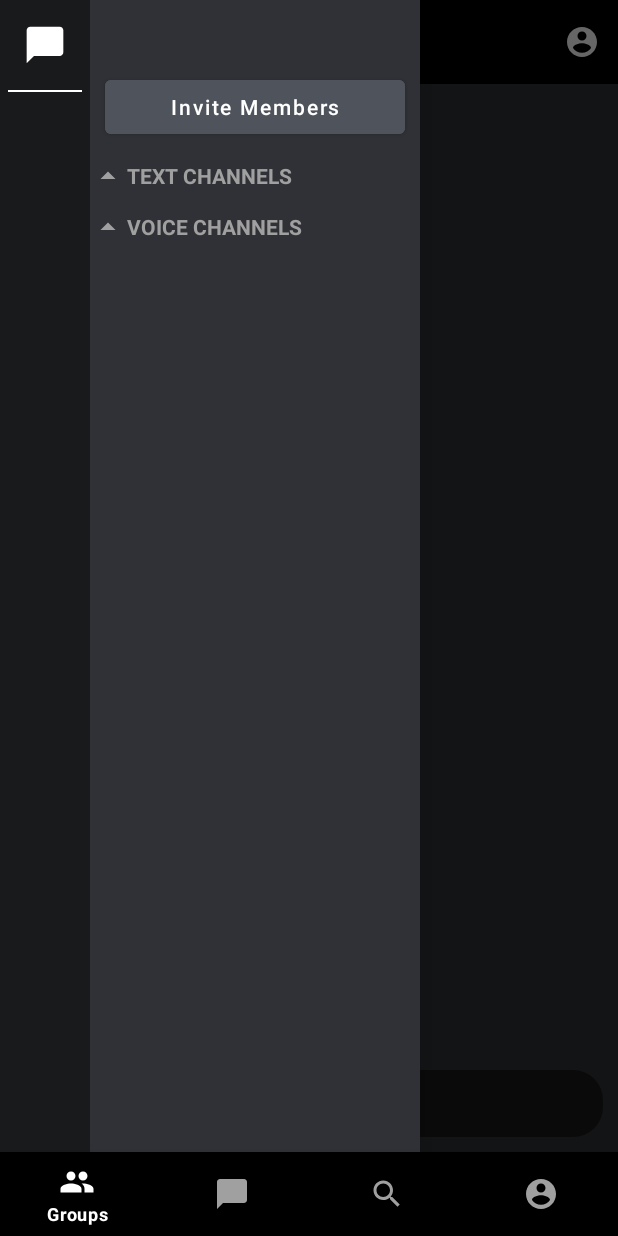
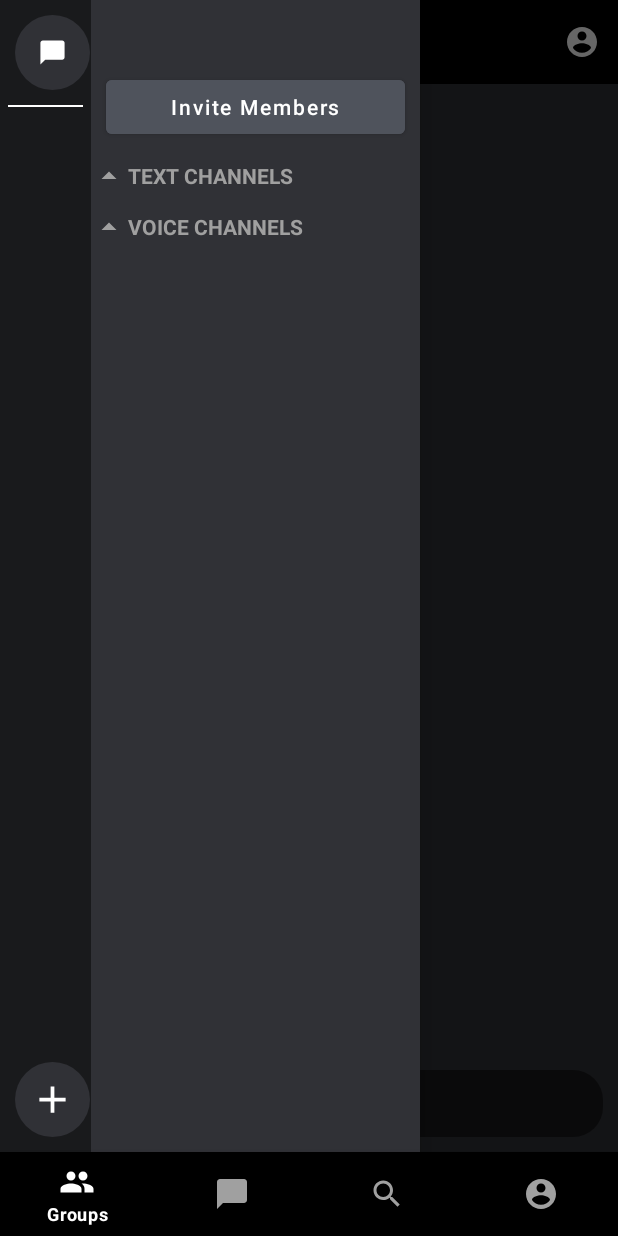
Before and after one commit to Rohit-2602/Nit_Talk, an Android app: the GroupChatFragment screen opened directly, with no data from a screen before it, with the side drawer open, on a phone screen of 412 x 824 dp. Run offline under Robolectric (Android 15) with nearby library versions, the phone set to English and light mode, and no system bars; our stand-ins replace Dagger/Hilt's generated code, Firebase (no records; nobody signed in at launch, a user with empty details on screens opened directly), Volley, navigation-ui; libraries missing offline, so code that uses them is left out: com.theartofdev.edmodo, org.jitsi.meet; pictures from the network do not load; 17 statements that could not run were skipped.

Commit message:
Create New Server Added

```diff
--- a/app/src/main/java/com/example/nittalk/ui/groupchat/GroupChatFragment.kt
+++ b/app/src/main/java/com/example/nittalk/ui/groupchat/GroupChatFragment.kt
@@ -17,6 +17,7 @@ import androidx.core.widget.NestedScrollView
 import androidx.fragment.app.Fragment
 import androidx.fragment.app.viewModels
 import androidx.lifecycle.asLiveData
+import androidx.navigation.fragment.findNavController
 import androidx.recyclerview.widget.LinearLayoutManager
 import com.example.nittalk.R
 import com.example.nittalk.data.*
@@ -78,6 +79,16 @@ class GroupChatFragment : Fragment(R.layout.fragment_group_chat), OnGroupItemSel
                 imageUri = null
                 imageUrl = null
                 imageContainer.visibility = View.GONE
+            }
+
+            friendChatBtn.setOnClickListener {
+                val action = GroupChatFragmentDirections.actionGroupChatFragmentToFriendChatFragment()
+                findNavController().navigate(action)
+            }
+
+            createServerBtn.setOnClickListener {
+                val action = GroupChatFragmentDirections.actionGroupChatFragmentToCreateServerFragment(currentUser.id)
+                findNavController().navigate(action)
             }
 
             blankView.setOnClickListener {
--- a/app/src/main/java/com/example/nittalk/ui/inbox/FriendChatFragment.kt
+++ b/app/src/main/java/com/example/nittalk/ui/inbox/FriendChatFragment.kt
@@ -50,6 +50,11 @@ class FriendChatFragment: Fragment(R.layout.fragment_friend_chat), OnMessageLong
         }
 
         binding.apply {
+
+            blankView.setOnClickListener {
+                hideMessageOptions()
+            }
+
             messageEditText.addTextChangedListener(object : TextWatcher {
                 override fun beforeTextChanged(p0: CharSequence?, p1: Int, p2: Int, p3: Int) {
 
--- a/app/src/main/java/com/example/nittalk/util/Constant.kt
+++ b/app/src/main/java/com/example/nittalk/util/Constant.kt
@@ -9,6 +9,7 @@ object Constant {
     const val GROUP_SELECTED = "group_selected"
     const val FIREBASE_SERVER_KEY = BuildConfig.FIREBASE_SERVER_KEY
     const val SENDER_ID = BuildConfig.FIREBASE_SENDER_ID
+    const val DEFAULT_GROUP_DP = "https://firebasestorage.googleapis.com/v0/b/whatsapp-clone-bcfa9.appspot.com/o/spiderman.jpg?alt=media&token=6d712d7c-7f28-45e9-a5ce-df21314a9bd3"
     const val DEFAULT_USER_DP = "https://firebasestorage.googleapis.com/v0/b/whatsapp-clone-bcfa9.appspot.com/o/abstract-user-flat-4.png?alt=media&token=0b642336-9ab7-462f-9538-963de5e616a6"
 
     val branchIdHashMap : HashMap<String, String> = hashMapOf(
--- /dev/null
+++ b/app/src/main/res/drawable/ic_baseline_add_24.xml
@@ -0,0 +1,5 @@
+<vector android:height="24dp" android:tint="#FFFFFF"
+    android:viewportHeight="24" android:viewportWidth="24"
+    android:width="24dp" xmlns:android="http://schemas.android.com/apk/res/android">
+    <path android:fillColor="@android:color/white" android:pathData="M19,13h-6v6h-2v-6H5v-2h6V5h2v6h6v2z"/>
+</vector>
--- /dev/null
+++ b/app/src/main/res/drawable/ic_close.xml
@@ -0,0 +1,5 @@
+<vector android:height="24dp" android:tint="#FFFFFF"
+    android:viewportHeight="24" android:viewportWidth="24"
+    android:width="24dp" xmlns:android="http://schemas.android.com/apk/res/android">
+    <path android:fillColor="@android:color/white" android:pathData="M19,6.41L17.59,5 12,10.59 6.41,5 5,6.41 10.59,12 5,17.59 6.41,19 12,13.41 17.59,19 19,17.59 13.41,12z"/>
+</vector>
--- a/app/src/main/res/layout/fragment_group_chat.xml
+++ b/app/src/main/res/layout/fragment_group_chat.xml
@@ -316,7 +316,7 @@
             android:layout_width="match_parent"
             android:layout_height="match_parent">
 
-            <LinearLayout
+            <androidx.constraintlayout.widget.ConstraintLayout
                 android:id="@+id/linearLayout2"
                 android:layout_width="wrap_content"
                 android:layout_height="match_parent"
@@ -324,28 +324,55 @@
                 android:orientation="vertical">
 
                 <ImageView
-                    android:id="@+id/imageView2"
-                    android:layout_width="60dp"
-                    android:layout_height="60dp"
+                    android:id="@+id/friend_chat_btn"
+                    android:layout_width="50dp"
+                    android:layout_height="50dp"
+                    android:layout_marginStart="10dp"
+                    android:layout_marginTop="10dp"
+                    app:layout_constraintTop_toTopOf="parent"
+                    app:layout_constraintStart_toStartOf="parent"
                     android:layout_gravity="center"
                     android:padding="15dp"
+                    android:background="@drawable/shape_circle"
+                    android:backgroundTint="@color/dark_gray"
                     android:src="@drawable/ic_friend_chat"
                     tools:ignore="ContentDescription" />
 
                 <View
-                    android:layout_width="match_parent"
+                    android:id="@+id/view"
+                    android:layout_width="50dp"
                     android:layout_height="1dp"
+                    android:layout_marginTop="10dp"
+                    app:layout_constraintEnd_toEndOf="parent"
+                    app:layout_constraintTop_toBottomOf="@id/friend_chat_btn"
                     android:layout_marginStart="5dp"
+                    app:layout_constraintStart_toStartOf="parent"
                     android:layout_marginEnd="5dp"
                     android:background="@color/white" />
 
                 <androidx.recyclerview.widget.RecyclerView
                     android:id="@+id/group_recyclerview"
                     android:layout_width="wrap_content"
-                    android:layout_height="match_parent"
+                    app:layout_constraintStart_toStartOf="parent"
+                    app:layout_constraintTop_toBottomOf="@id/view"
+                    android:layout_height="0dp"
+                    app:layout_constraintBottom_toTopOf="@id/create_server_btn"
                     tools:listitem="@layout/item_group" />
 
-            </LinearLayout>
+                <ImageView
+                    android:id="@+id/create_server_btn"
+                    android:layout_width="50dp"
+                    android:backgroundTint="@color/dark_gray"
+                    app:layout_constraintStart_toStartOf="parent"
+                    app:layout_constraintBottom_toBottomOf="parent"
+                    android:layout_height="50dp"
+                    android:layout_marginStart="10dp"
+                    android:background="@drawable/shape_circle"
+                    android:layout_marginBottom="10dp"
+                    android:padding="10dp"
+                    android:src="@drawable/ic_baseline_add_24"/>
+
+            </androidx.constraintlayout.widget.ConstraintLayout>
 
             <androidx.core.widget.NestedScrollView
                 android:layout_width="match_parent"
--- a/app/src/main/res/navigation/nav_graph_main.xml
+++ b/app/src/main/res/navigation/nav_graph_main.xml
@@ -13,6 +13,9 @@
         <action
             android:id="@+id/action_groupChatFragment_to_friendChatFragment"
             app:destination="@id/inboxFragment" />
+        <action
+            android:id="@+id/action_groupChatFragment_to_createServerFragment"
+            app:destination="@id/createServerFragment" />
     </fragment>
     <fragment
         android:id="@+id/inboxFragment"
@@ -78,4 +81,16 @@
             android:name="user"
             app:argType="com.example.nittalk.data.User" />
     </fragment>
+    <fragment
+        android:id="@+id/createServerFragment"
+        android:name="com.example.nittalk.ui.server.CreateServerFragment"
+        android:label="fragment_create_server"
+        tools:layout="@layout/fragment_create_server" >
+        <argument
+            android:name="userId"
+            app:argType="string" />
+        <action
+            android:id="@+id/action_createServerFragment_to_groupChatFragment"
+            app:destination="@id/groupChatFragment" />
+    </fragment>
 </navigation>
--- a/app/src/main/res/values/strings.xml
+++ b/app/src/main/res/values/strings.xml
@@ -35,4 +35,8 @@
     <string name="edit_profile">Edit Profile</string>
     <string name="choose_profile_picture">Choose Profile Picture</string>
     <string name="save">Save</string>
+    <string name="create_server_text">Your Server is Where you and your friends hang out. \n Make yours and start talking.</string>
+    <string name="create_your_server">Create Your Server</string>
+    <string name="server_name">Server Name</string>
+    <string name="create_server">Create Server</string>
 </resources>
```
Also changed, not shown: app/src/main/java/com/example/nittalk/firebase/FirebaseSource.kt (+35 -4 lines), app/src/main/java/com/example/nittalk/ui/server/CreateServerFragment.kt (added, +137 -0 lines), app/src/main/java/com/example/nittalk/ui/server/CreateServerRepository.kt (added, +22 -0 lines), app/src/main/java/com/example/nittalk/ui/server/CreateServerViewModel.kt (added, +42 -0 lines), app/src/main/res/drawable-hdpi/ic_camera.xml (deleted, +0 -13 lines), app/src/main/res/drawable/ic_camera.xml (added, +13 -0 lines), app/src/main/res/layout/fragment_create_server.xml (added, +117 -0 lines).
